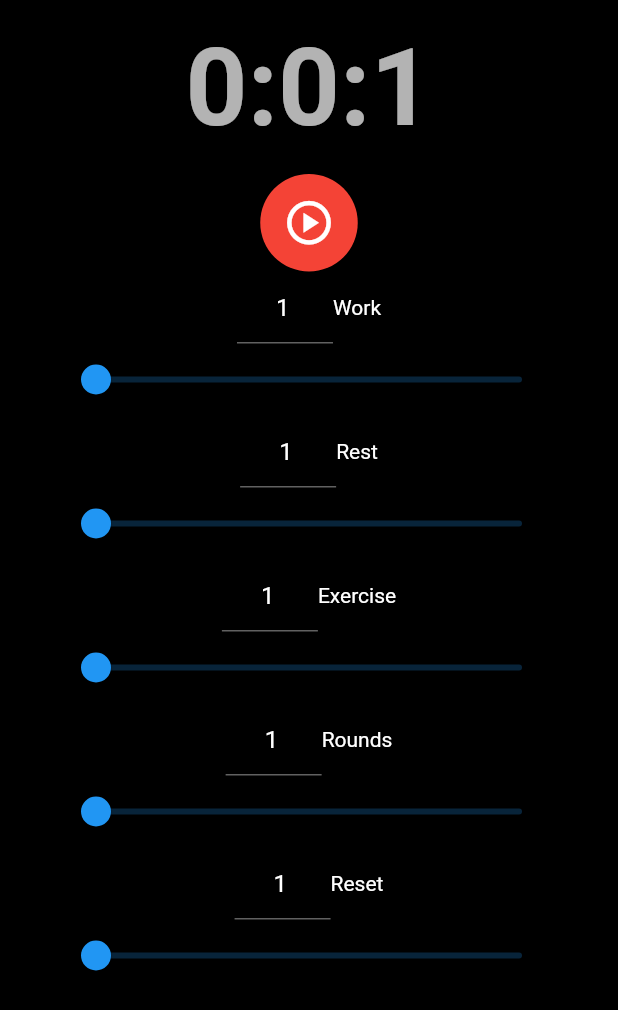
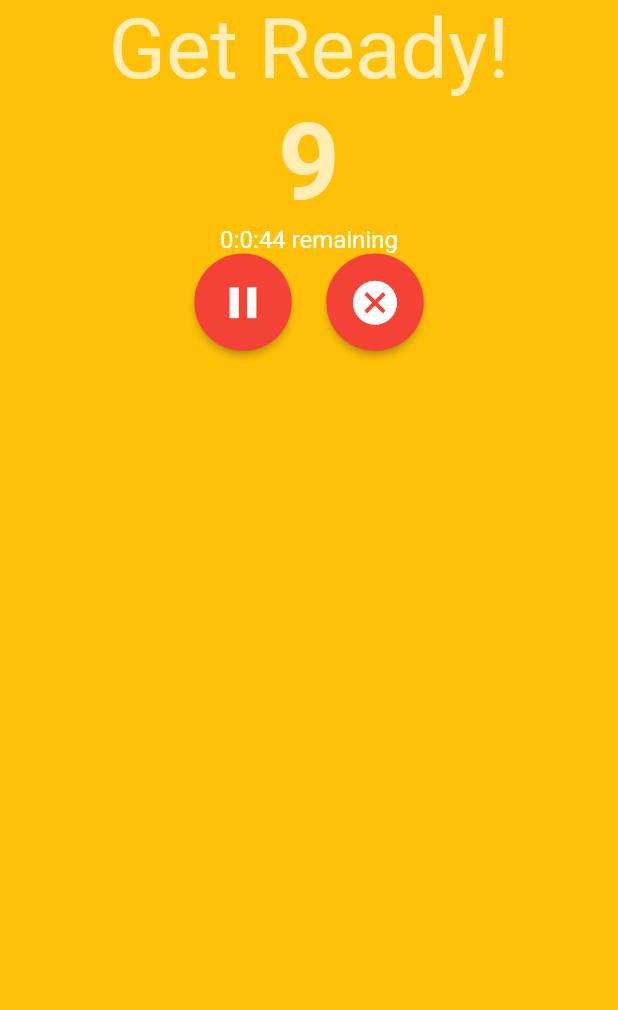
Before and after one commit to neosh11/FlutterIntervalTimer, a Flutter app: the IntervalTimerScreen screen opened directly, after a tap on the "play circle" icon, on a phone screen of 412 x 824 dp. Shown: the top 1010 px of the screen. Run offline on Flutter 3.47's test engine with Material 2 defaults, Android fonts, the phone set to English and light mode, and no system bars.

Commit message:
Timer Implemented

```diff
--- a/lib/models/WorkoutDataModel.dart
+++ b/lib/models/WorkoutDataModel.dart
@@ -3,11 +3,11 @@ import 'package:flutter/material.dart';
 enum SliderType { work, rest, exercise, rounds, reset }
 
 class WorkoutDataModel with ChangeNotifier {
-  int work = 1;
-  int rest = 1;
-  int exercise = 1;
-  int rounds = 1;
-  int reset = 1;
+  int work = 5;
+  int rest = 5;
+  int exercise = 2;
+  int rounds = 2;
+  int reset = 5;
 
   void changeValue(SliderType t, int v) {
     switch (t) {
--- a/lib/pages/IntervalTimerScreen/IntervalTimerScreen.dart
+++ b/lib/pages/IntervalTimerScreen/IntervalTimerScreen.dart
@@ -1,29 +1,10 @@
+import 'package:first/pages/WorkoutScreen/WorkoutScreen.dart';
+import 'package:first/tools/Time.dart';
 import 'package:flutter/material.dart';
 import 'package:provider/provider.dart';
 
 import '../../models/WorkoutDataModel.dart';
 import 'CustomSlider.dart';
-
-int calculateTotalTime(WorkoutDataModel m) {
-  return m.rounds * ((m.exercise) * m.work + (m.exercise - 1) * m.rest) +
-      (m.rounds - 1) * m.reset;
-}
-
-String secondsToClockTime(int s) {
-  int hh = 0;
-  int mm = 0;
-
-  if (s > 3600) {
-    hh = (s ~/ 3600);
-    s = s % 3600;
-  }
-  if (s > 60) {
-    mm = (s ~/ 60);
-    s = s % 60;
-  }
-
-  return '${hh}:${mm}:${s}';
-}
 
 class IntervalTimerScreen extends StatelessWidget {
   const IntervalTimerScreen({Key? key}) : super(key: key);
@@ -53,6 +34,11 @@ class IntervalTimerScreen extends StatelessWidget {
           // Play Button
           onPressed: () {
             // Start Workout.
+
+            Navigator.push(
+              context,
+              MaterialPageRoute(builder: (context) => const WorkoutScreen()),
+            );
           },
           elevation: 2.0,
           fillColor: Colors.red,
--- /dev/null
+++ b/lib/pages/WorkoutScreen/WorkoutScreen.dart
@@ -0,0 +1,300 @@
+import 'package:first/pages/IntervalTimerScreen/IntervalTimerScreen.dart';
+import 'package:first/tools/Time.dart';
+import 'package:flutter/material.dart';
+import 'package:provider/provider.dart';
+import 'dart:async';
+import '../../models/WorkoutDataModel.dart';
+
+// Access Model data here and begin workout.
+
+enum Status { preWorkout, workout, breakTime, reset, finished }
+
+const int timeBeforeStart = 10;
+
+class ProgressModel with ChangeNotifier {
+  bool timerPaused = false;
+  bool timerStarted = false;
+  late Timer timer;
+
+  Status status = Status.preWorkout;
+  int currentRound = 1;
+  int currentExerciseRest = 1; // odd is exercise, odd is rest.
+  int secondValue = 0;
+  int totalTime = 0;
+
+  // Needs to know exercise times and stuff too?
+  int workTime = 1;
+  int restTime = 1;
+  int exerciseRest = 1;
+  int rounds = 1;
+  int resetTime = 1;
+
+  void initValues(int work, int rest, int exercises, int rounds, int reset) {
+// Clear preexisting data.
+
+    // timerPaused = false;
+    // timerStarted = false;
+
+    // status = Status.preWorkout;
+    // currentRound = 1;
+    // currentExerciseRest = 1; // odd is exercise, odd is rest.
+    // secondValue = 0;
+    // totalTime = 0;
+
+    workTime = work;
+    restTime = rest;
+    exerciseRest = exercises * 2 - 1;
+    this.rounds = rounds;
+    resetTime = reset;
+  }
+
+  void startTimer() {
+    // Check if Timer is on.
+    if (!timerStarted) {
+      timer = Timer.periodic(const Duration(seconds: 1), (timer) {
+        // Manage time here.
+        if (!timerPaused) incrementSecond();
+      });
+
+      timerStarted = true;
+    }
+  }
+
+  void pausePlayTimer() {
+    timerPaused = !timerPaused;
+    notifyListeners();
+  }
+
+  void cancelTimer() {
+    timer.cancel();
+    notifyListeners();
+  }
+
+  void incrementSecond() {
+    secondValue++;
+    totalTime++;
+
+    if (status == Status.preWorkout) {
+      if (secondValue == timeBeforeStart) {
+        // Move to exercise + reset second value.
+        status = Status.workout;
+        secondValue = 0;
+      }
+    } else if (status == Status.workout) {
+      if (secondValue == workTime) {
+        // if last exercise
+        if (currentExerciseRest == exerciseRest) {
+          // If last round finsih
+          if (currentRound == rounds) {
+            status = Status.finished;
+
+            // Cancel timer
+
+            cancelTimer();
+          } else {
+            currentRound++;
+            currentExerciseRest = 1;
+            secondValue = 0;
+            status = Status.reset;
+          }
+        } else {
+          // move to rest mode
+          currentExerciseRest++;
+          status = Status.breakTime;
+          secondValue = 0;
+        }
+      }
+    } else if (status == Status.breakTime) {
+      if (secondValue == restTime) {
+        status = Status.workout;
+        currentExerciseRest++;
+        secondValue = 0;
+      }
+    } else if (status == Status.reset) {
+      if (resetTime == secondValue) {
+        status = Status.workout;
+        secondValue = 0;
+      }
+    }
+
+    notifyListeners();
+  }
+}
+
+MaterialColor getBackgroundColor(Status s) {
+  var bg = Colors.amber;
+  switch (s) {
+    case Status.workout:
+      bg = Colors.green;
+      break;
+
+    case Status.breakTime:
+      bg = Colors.red;
+      break;
+
+    case Status.finished:
+      bg = Colors.pink;
+      break;
+
+    default:
+      break;
+  }
+
+  return bg;
+}
+
+int getRemainingTime(ProgressModel m) {
+  switch (m.status) {
+    case Status.workout:
+      return m.workTime;
+    case Status.breakTime:
+      return m.restTime;
+    case Status.preWorkout:
+      return timeBeforeStart;
+    case Status.reset:
+      return m.resetTime;
+    default:
+      return 0;
+  }
+}
+
+Icon getPlayPauseButton(ProgressModel m) {
+  return m.timerPaused
+      ? const Icon(
+          Icons.play_arrow,
+          color: Colors.white,
+          size: 35.0,
+        )
+      : const Icon(
+          Icons.pause,
+          color: Colors.white,
+          size: 35.0,
+        );
+}
+
+String getDisplayString(ProgressModel m) {
+  switch (m.status) {
+    case Status.workout:
+      return "Working Out!";
+    case Status.breakTime:
+      return "Rest!";
+    case Status.preWorkout:
+      return "Get Ready!";
+    case Status.reset:
+      return "Rest Up!";
+    default:
+      return "Finished!";
+  }
+}
+
+// Local Model needed
+class WorkoutScreen extends StatelessWidget {
+  const WorkoutScreen({Key? key}) : super(key: key);
+
+  @override
+  Widget build(BuildContext context) {
+    ProgressModel progressModel = ProgressModel();
+
+    var wOModel = Provider.of<WorkoutDataModel>(context, listen: false);
+    progressModel.initValues(wOModel.work, wOModel.rest, wOModel.exercise,
+        wOModel.rounds, wOModel.reset);
+
+    progressModel.startTimer();
+    return ChangeNotifierProvider(
+        create: (context) => progressModel,
+        child: Consumer<ProgressModel>(
+            builder: (context, model, child) => Scaffold(
+                  backgroundColor: getBackgroundColor(model.status),
+                  body: model.status == Status.finished
+                      ? (Column(children: [
+                          Text(
+                            getDisplayString(model),
+                            style: Theme.of(context).textTheme.headline2,
+                          ),
+                          Row(
+                              mainAxisAlignment: MainAxisAlignment.center,
+                              children: [
+                                RawMaterialButton(
+                                  // Play Button
+                                  onPressed: () {
+                                    model.cancelTimer();
+                                    // naviage off
+                                    Navigator.push(
+                                      context,
+                                      MaterialPageRoute(
+                                          builder: (context) =>
+                                              const IntervalTimerScreen()),
+                                    );
+                                  },
+                                  elevation: 2.0,
+                                  fillColor: Colors.red,
+                                  child: Icon(
+                                    Icons.cancel,
+                                    color: Colors.white,
+                                    size: 35.0,
+                                  ),
+                                  padding: EdgeInsets.all(15.0),
+                                  shape: CircleBorder(),
+                                ),
+                              ])
+                        ]))
+                      : (Column(children: [
+                          Text(
+                            getDisplayString(model),
+                            style: Theme.of(context).textTheme.headline2,
+                          ),
+                          Text(
+                            '${getRemainingTime(model) - model.secondValue}',
+                            style: Theme.of(context).textTheme.headline1,
+                          ),
+                          Text(
+                            '${secondsToClockTime(calculateTotalTime(wOModel) + 10 - model.totalTime)} remaining',
+                            style: Theme.of(context).textTheme.subtitle1,
+                          ),
+                          Row(
+                              mainAxisAlignment: MainAxisAlignment.center,
+                              children: [
+                                RawMaterialButton(
+                                  // Play Button
+                                  onPressed: () {
+                                    model.pausePlayTimer();
+                                  },
+                                  elevation: 2.0,
+                                  fillColor: Colors.red,
+                                  child: Icon(
+                                    (model.timerPaused
+                                        ? Icons.play_arrow
+                                        : Icons.pause),
+                                    color: Colors.white,
+                                    size: 35.0,
+                                  ),
+                                  padding: EdgeInsets.all(15.0),
+                                  shape: CircleBorder(),
+                                ),
+                                RawMaterialButton(
+                                  // Play Button
+                                  onPressed: () {
+                                    model.cancelTimer();
+                                    // naviage off
+                                    Navigator.push(
+                                      context,
+                                      MaterialPageRoute(
+                                          builder: (context) =>
+                                              const IntervalTimerScreen()),
+                                    );
+                                  },
+                                  elevation: 2.0,
+                                  fillColor: Colors.red,
+                                  child: Icon(
+                                    Icons.cancel,
+                                    color: Colors.white,
+                                    size: 35.0,
+                                  ),
+                                  padding: EdgeInsets.all(15.0),
+                                  shape: CircleBorder(),
+                                ),
+                              ])
+                        ])),
+                )));
+  }
+}
--- /dev/null
+++ b/lib/tools/Time.dart
@@ -0,0 +1,22 @@
+import 'package:first/models/WorkoutDataModel.dart';
+
+int calculateTotalTime(WorkoutDataModel m) {
+  return m.rounds * ((m.exercise) * m.work + (m.exercise - 1) * m.rest) +
+      (m.rounds - 1) * m.reset;
+}
+
+String secondsToClockTime(int s) {
+  int hh = 0;
+  int mm = 0;
+
+  if (s > 3600) {
+    hh = (s ~/ 3600);
+    s = s % 3600;
+  }
+  if (s > 60) {
+    mm = (s ~/ 60);
+    s = s % 60;
+  }
+
+  return '${hh}:${mm}:${s}';
+}
```
